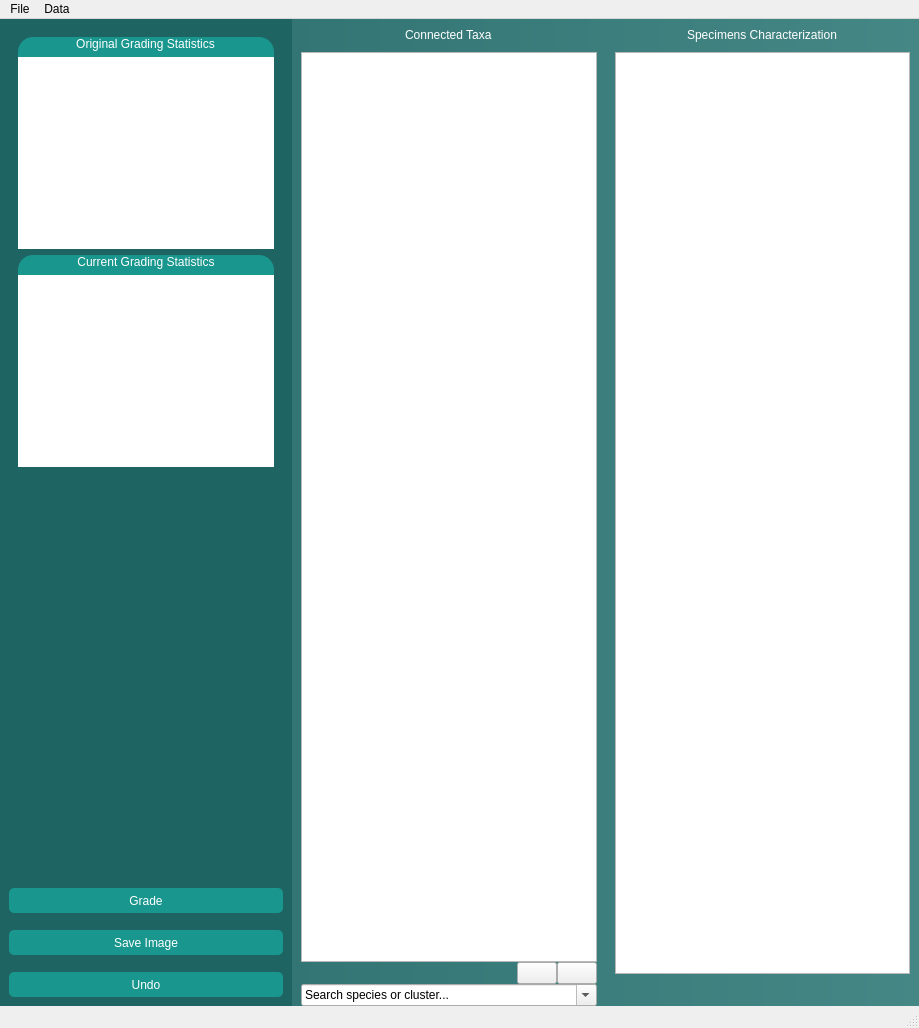
Qt form iSpecIDApp/mainwindow.ui (lmpn/iSpecID) before a commit.
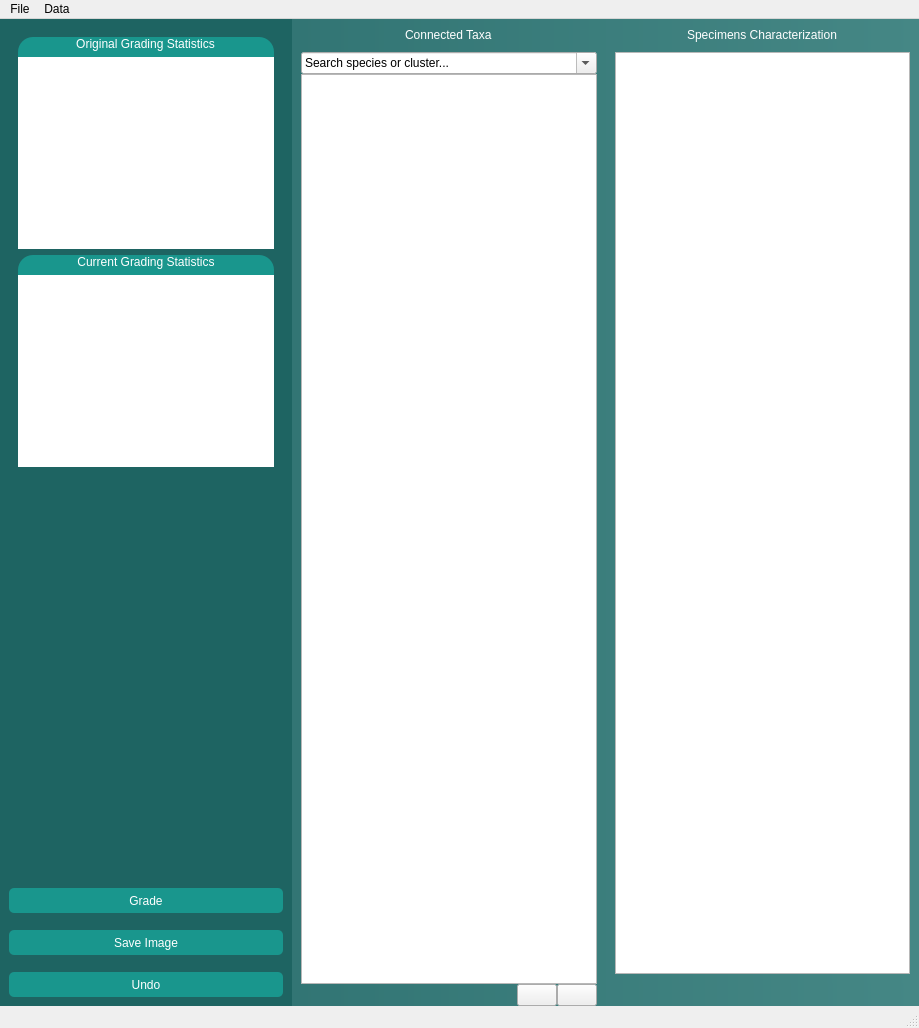
The same form after that commit. Icons and pictures are not drawn.

```diff
--- a/iSpecIDApp/mainwindow.ui
+++ b/iSpecIDApp/mainwindow.ui
@@ -189,7 +189,7 @@
          <property name="frameShadow">
           <enum>QFrame::Raised</enum>
          </property>
-         <layout class="QVBoxLayout" name="verticalLayout_7" stretch="0,0,80,0,0">
+         <layout class="QVBoxLayout" name="verticalLayout_7" stretch="0,0,0,80,0">
           <property name="spacing">
            <number>0</number>
           </property>
@@ -229,6 +229,22 @@
             </property>
            </spacer>
           </item>
+          <item>
+           <widget class="QComboBox" name="graph_combo_box">
+            <property name="sizePolicy">
+             <sizepolicy hsizetype="MinimumExpanding" vsizetype="Minimum">
+              <horstretch>0</horstretch>
+              <verstretch>0</verstretch>
+             </sizepolicy>
+            </property>
+            <property name="editable">
+             <bool>true</bool>
+            </property>
+            <property name="currentText">
+             <string>Search species or cluster...</string>
+            </property>
+           </widget>
+          </item>
           <item>
            <widget class="QGraphicsView" name="graph_viewer">
             <property name="enabled">
@@ -308,22 +324,6 @@
             </item>
            </layout>
           </item>
-          <item>
-           <widget class="QComboBox" name="graph_combo_box">
-            <property name="sizePolicy">
-             <sizepolicy hsizetype="MinimumExpanding" vsizetype="Minimum">
-              <horstretch>0</horstretch>
-              <verstretch>0</verstretch>
-             </sizepolicy>
-            </property>
-            <property name="editable">
-             <bool>true</bool>
-            </property>
-            <property name="currentText">
-             <string>Search species or cluster...</string>
-            </property>
-           </widget>
-          </item>
          </layout>
         </widget>
        </item>
```
